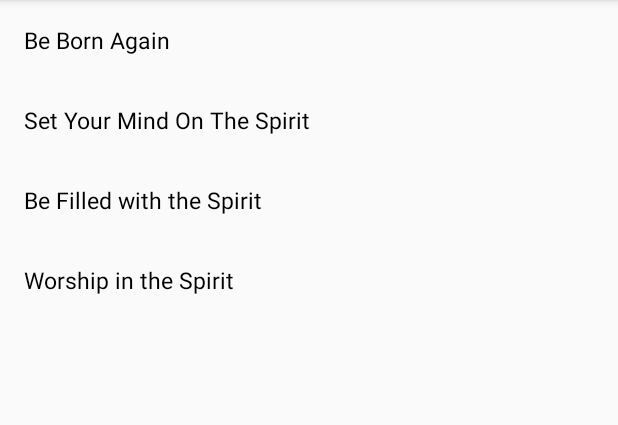
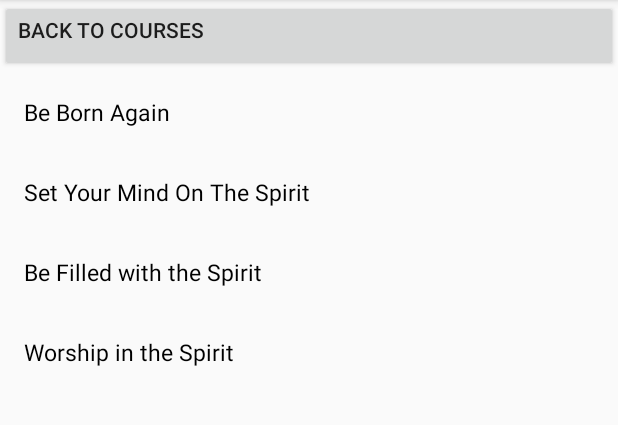
Before and after one commit to johnedmiston/MP3Learn, an Android app: the screen it shows after launch (MainActivity), after a tap on "Spiritual Continuum", on a phone screen of 412 x 824 dp, the part 84-509 px from its top. Run offline under Robolectric (Android 15) with nearby library versions, the phone set to English and light mode, and no system bars; our stand-ins replace CircleImageView.

Commit message:
Added Back Button
Added back to Courses button so we can navigate away from lessons

```diff
--- a/AudioApp/app/src/main/java/com/lightsys/audioapp/MainActivity.java
+++ b/AudioApp/app/src/main/java/com/lightsys/audioapp/MainActivity.java
@@ -13,6 +13,7 @@ import android.view.Menu;
 import android.view.MenuItem;
 import android.view.View;
 import android.view.ViewGroup;
+import android.widget.Button;
 import android.widget.LinearLayout;
 
 import java.util.Scanner;
@@ -20,6 +21,8 @@ import java.util.Scanner;
 public class MainActivity extends AppCompatActivity {
     ArrayList Courses;
     int selectedCourse;
+    Button backToCourses;
+    public boolean coursesOpen;
 
     @Override
     protected void onCreate(Bundle savedInstanceState) {
@@ -29,9 +32,16 @@ public class MainActivity extends AppCompatActivity {
         setSupportActionBar(toolbar);
         getCourseData();
         initRecyclerView();
+        backToCourses = findViewById(R.id.back_to_courses);
+        backToCourses.setOnClickListener(new View.OnClickListener() {
+            @Override
+            public void onClick(View v) {
+                expandCourses();
+            }
+        });
+    }
 
 
-    }
 
     private void getCourseData() {
         Courses = new ArrayList<Course>();//init the Array List
@@ -96,18 +106,6 @@ public class MainActivity extends AppCompatActivity {
         recyclerView.setLayoutManager(new LinearLayoutManager(this));
     }
 
-
-    //Go to lesson activity
-    //TODO: Remove this once RecyclerView is implemented
-    private void lessonActivity() {
-        Intent lesson = new Intent(MainActivity.this, lessonActivity.class);
-        lesson.putExtra("lesson_name","Be Born Again");
-        lesson.putExtra("course_name","Spiritual Continuum");
-        lesson.putExtra("lesson_mp3","l1_born_again.mp3");
-        startActivity(lesson);
-    }
-
-
     //Open menu
     @Override
     public boolean onCreateOptionsMenu(Menu menu) {
@@ -136,29 +134,35 @@ public class MainActivity extends AppCompatActivity {
         return super.onOptionsItemSelected(item);
     }
 
-    public void minimizeCourses() {
-        LinearLayout courses = findViewById(R.id.content_courses);
-        courses.setVisibility(View.INVISIBLE);
-        LinearLayout.LayoutParams size = new LinearLayout.LayoutParams(0,0);
-        courses.setLayoutParams(size);
-    }
     public void expandCourses(){
         LinearLayout courses = findViewById(R.id.content_courses);
         courses.setVisibility(View.VISIBLE);
         LinearLayout.LayoutParams size = new LinearLayout.LayoutParams(ViewGroup.LayoutParams.MATCH_PARENT, ViewGroup.LayoutParams.WRAP_CONTENT);
         courses.setLayoutParams(size);
-    }
-    public void minimizeLessons() {
+
+        //Set coursesOpen to true because we just opened it
+        coursesOpen = true;
+
+        //minimize the lesson
         LinearLayout lessons = findViewById(R.id.content_lessons);
         lessons.setVisibility(View.INVISIBLE);
-        LinearLayout.LayoutParams size = new LinearLayout.LayoutParams(0,0);
+        size = new LinearLayout.LayoutParams(0,0);
         lessons.setLayoutParams(size);
     }
+
     public void expandLessons(){
         LinearLayout lessons = findViewById(R.id.content_lessons);
         lessons.setVisibility(View.VISIBLE);
         LinearLayout.LayoutParams size = new LinearLayout.LayoutParams(LinearLayout.LayoutParams.MATCH_PARENT, LinearLayout.LayoutParams.WRAP_CONTENT);
         lessons.setLayoutParams(size);
+
+        //Set coursesOpen to false because we are closing it
+        coursesOpen = false;
+        //minimize Courses
+        LinearLayout courses = findViewById(R.id.content_courses);
+        courses.setVisibility(View.INVISIBLE);
+        size = new LinearLayout.LayoutParams(0,0);
+        courses.setLayoutParams(size);
     }
 
     public void setSelectedCourse(int position) {
@@ -173,8 +177,6 @@ public class MainActivity extends AppCompatActivity {
         audio.putExtra("course_name",select.name);
         audio.putExtra("lesson_name",lesson_name);
         audio.putExtra("lesson_mp3",selectedLesson.mp3);
-        expandCourses();
-        minimizeLessons();
         startActivity(audio);
     }
 }
--- a/AudioApp/app/src/main/java/com/lightsys/audioapp/courseRecyclerView.java
+++ b/AudioApp/app/src/main/java/com/lightsys/audioapp/courseRecyclerView.java
@@ -62,7 +62,6 @@ public class courseRecyclerView extends RecyclerView.Adapter<courseRecyclerView.
                 //Logging for debugging
                 Log.d(TAG, "onClick: Clicked on : " + mcourseNames.get(position));
                 Toast.makeText(mContext, mcourseNames.get(position), Toast.LENGTH_SHORT).show();
-                parent.minimizeCourses();
                 parent.expandLessons();
                 parent.setSelectedCourse(position);
 
--- a/AudioApp/app/src/main/res/layout/activity_main.xml
+++ b/AudioApp/app/src/main/res/layout/activity_main.xml
@@ -20,6 +20,7 @@
             app:popupTheme="@style/AppTheme.PopupOverlay" />
 
     </android.support.design.widget.AppBarLayout>
+
     <include layout="@layout/content_courses"></include>
     <include layout="@layout/content_lessons"></include>
 
--- a/AudioApp/app/src/main/res/layout/content_lessons.xml
+++ b/AudioApp/app/src/main/res/layout/content_lessons.xml
@@ -1,11 +1,25 @@
 <?xml version="1.0" encoding="utf-8"?>
 <LinearLayout xmlns:android="http://schemas.android.com/apk/res/android"
+    android:id="@+id/content_lessons"
     android:layout_width="match_parent"
     android:layout_height="match_parent"
-    android:id="@+id/content_lessons">
+    android:orientation="vertical">
+
+    <Button
+        android:id="@+id/back_to_courses"
+        android:layout_width="match_parent"
+        android:layout_height="wrap_content"
+        android:layout_weight="1"
+        android:text="@string/backToCourses"
+        android:textAlignment="gravity"
+        android:gravity="left"/>
 
     <android.support.v7.widget.RecyclerView
         android:id="@+id/recycler_view_lesson"
         android:layout_width="match_parent"
-        android:layout_height="match_parent" />
+        android:layout_height="wrap_content">
+
+    </android.support.v7.widget.RecyclerView>
+
+
 </LinearLayout>
--- a/AudioApp/app/src/main/res/values/strings.xml
+++ b/AudioApp/app/src/main/res/values/strings.xml
@@ -10,4 +10,5 @@
     <string name="sp_init">hasInited</string>
     <string name="sp">audioApp</string>
     <string name="title_activity_about">About</string>
+    <string name="backToCourses">Back To Courses</string>
 </resources>
```
Also changed, not shown: 1 other file.
